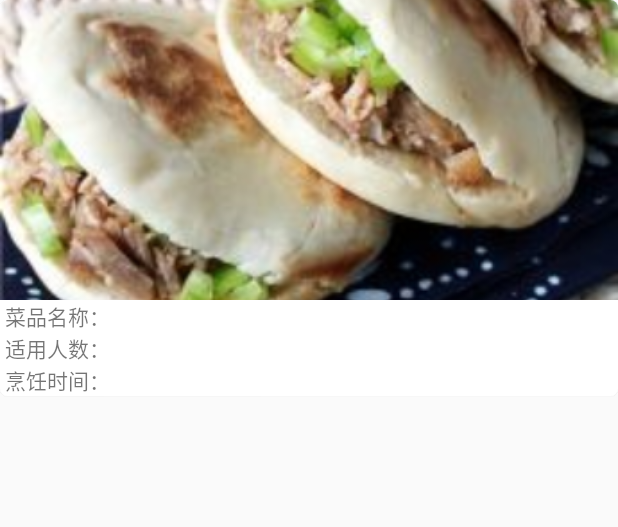
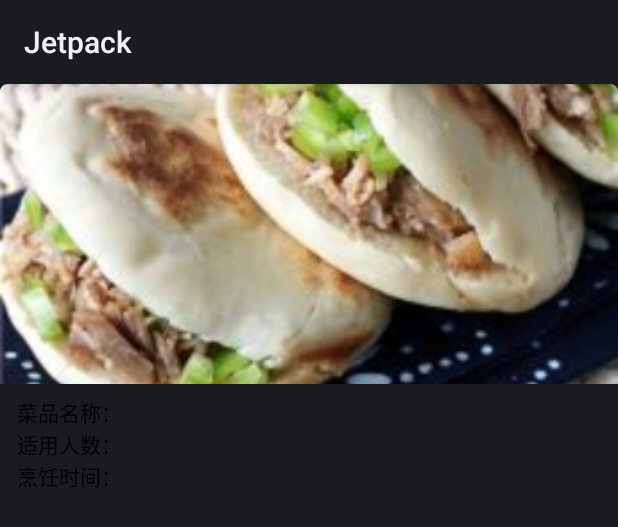
Before and after one commit to Aa136075837/MacCookBookJetpack, an Android app: the layout item_search_result.xml on its own in the app's theme, with its tools: preview values and no code run, on a phone screen of 412 x 824 dp. Shown: the top 527 px of the screen. Run offline under Robolectric (Android 15) with nearby library versions, the phone set to English and light mode, and no system bars.

Commit message:
[IMP]1.加入进度条

```diff
--- a/app/src/main/java/com/mac/macjetpackdemo/ui/detail/DetailActivity.kt
+++ b/app/src/main/java/com/mac/macjetpackdemo/ui/detail/DetailActivity.kt
@@ -1,6 +1,7 @@
 package com.mac.macjetpackdemo.ui.detail
 
 import android.os.Bundle
+import android.view.View
 import androidx.lifecycle.Observer
 import androidx.lifecycle.ViewModelProviders
 import com.bumptech.glide.Glide
@@ -38,6 +39,8 @@ class DetailActivity : BaseActivity() {
     }
 
     private fun initData(id: String) {
+        mDetailEmpty.show(true, "正在加载...", null, null, null)
+
         val liveData = detailModel?.getDetailById(id)
         liveData?.observe(this, Observer {
             if (it.status == Status.SUCCESS) {
@@ -45,6 +48,7 @@ class DetailActivity : BaseActivity() {
                     if (!process.isNullOrEmpty()) {
                         detailAdapter.setData(it.data.result)
                         Glide.with(this@DetailActivity).load(it.data.result.pic).into(mTopBg)
+                        mDetailEmpty.visibility = View.GONE
                     }
                 }
             }
--- a/app/src/main/java/com/mac/macjetpackdemo/ui/search/SearchResultActivity.kt
+++ b/app/src/main/java/com/mac/macjetpackdemo/ui/search/SearchResultActivity.kt
@@ -45,11 +45,14 @@ class SearchResultActivity : BaseActivity() {
     }
 
     private fun initData() {
+        mSearchEmpty.show(true, "正在加载...", null, null, null)
+
         val liveData = viewModel.getSearchDetail(intent.getStringExtra(KEYWORD_KEY))
 
         liveData.observe(this, Observer {
             if (it.status == Status.SUCCESS) {
                 it.data?.run {
+                    mSearchEmpty.visibility = View.GONE
                     searchResultAdapter.setData(result.list)
                 }
             } else if (it.status == Status.ERROR) {
--- a/app/src/main/java/com/mac/macjetpackdemo/util/Extend.kt
+++ b/app/src/main/java/com/mac/macjetpackdemo/util/Extend.kt
@@ -10,6 +10,7 @@ import android.view.View
 import android.view.WindowManager
 import android.widget.Toast
 import androidx.fragment.app.Fragment
+import com.qmuiteam.qmui.widget.QMUIEmptyView
 
 fun Fragment.toast(msg: String?) = Toast.makeText(activity, msg, Toast.LENGTH_SHORT).show()
 
@@ -127,3 +128,7 @@ fun Context.px2dip(px: Int): Int {
 fun Context.sp2px(sp: Int): Int {
     return (TypedValue.applyDimension(2, sp.toFloat(), resources.getDisplayMetrics()) + 0.5f).toInt()
 }
+
+fun QMUIEmptyView.show(boolean: Boolean, title: String) {
+    show(boolean, title, null, null, null)
+}
--- a/app/src/main/res/layout/item_search_result.xml
+++ b/app/src/main/res/layout/item_search_result.xml
@@ -18,19 +18,32 @@
                 android:scaleType="centerCrop"
                 android:layout_height="200dp"/>
 
+        <androidx.constraintlayout.widget.Guideline
+                android:id="@+id/ver_line"
+                android:layout_width="wrap_content"
+                android:orientation="vertical"
+                app:layout_constraintGuide_begin="8dp"
+                android:layout_height="wrap_content"/>
+
         <TextView
                 android:id="@+id/tab_name"
                 android:text="菜品名称："
                 app:layout_constraintTop_toBottomOf="@+id/mItemIv"
                 android:paddingLeft="3dp"
+                android:textColor="@android:color/black"
+                android:layout_marginTop="8dp"
+                app:layout_constraintLeft_toLeftOf="@+id/ver_line"
                 android:layout_width="wrap_content"
                 android:layout_height="wrap_content"/>
 
         <TextView
                 android:id="@+id/mFoodNameTv"
                 android:layout_width="wrap_content"
+                android:layout_marginTop="8dp"
                 app:layout_constraintTop_toBottomOf="@+id/mItemIv"
                 app:layout_constraintLeft_toRightOf="@+id/tab_name"
+                android:layout_marginRight="8dp"
+                android:lines="2"
                 android:layout_height="wrap_content"/>
 
         <TextView
@@ -38,6 +51,8 @@
                 android:text="适用人数："
                 app:layout_constraintTop_toBottomOf="@+id/tab_name"
                 android:paddingLeft="3dp"
+                android:textColor="@android:color/black"
+                app:layout_constraintLeft_toLeftOf="@+id/ver_line"
                 android:layout_width="wrap_content"
                 android:layout_height="wrap_content"/>
 
@@ -46,6 +61,8 @@
                 android:layout_width="wrap_content"
                 app:layout_constraintTop_toBottomOf="@+id/tab_name"
                 app:layout_constraintLeft_toRightOf="@+id/tab_fit_num"
+                android:layout_marginRight="8dp"
+                android:lines="2"
                 android:layout_height="wrap_content"/>
 
         <TextView
@@ -53,6 +70,8 @@
                 android:text="烹饪时间："
                 app:layout_constraintTop_toBottomOf="@+id/tab_fit_num"
                 android:paddingLeft="3dp"
+                android:textColor="@android:color/black"
+                app:layout_constraintLeft_toLeftOf="@+id/ver_line"
                 android:layout_width="wrap_content"
                 android:layout_height="wrap_content"/>
 
@@ -61,6 +80,8 @@
                 android:layout_width="wrap_content"
                 app:layout_constraintTop_toBottomOf="@+id/tab_fit_num"
                 app:layout_constraintLeft_toRightOf="@+id/tab_cook_time"
+                android:layout_marginRight="8dp"
+                android:layout_marginBottom="8dp"
                 android:layout_height="wrap_content"/>
 
     </androidx.constraintlayout.widget.ConstraintLayout>
--- a/app/src/main/res/values/styles.xml
+++ b/app/src/main/res/values/styles.xml
@@ -1,11 +1,13 @@
 <resources>
 
     <!-- Base application theme. -->
-    <style name="AppTheme" parent="Theme.AppCompat.Light.NoActionBar">
+    <style name="AppTheme" parent="QMUI.Compat">
         <!-- Customize your theme here. -->
         <item name="colorPrimary">@color/colorPrimary</item>
         <item name="colorPrimaryDark">@color/colorPrimaryDark</item>
         <item name="colorAccent">@color/colorAccent</item>
+        <item name="windowActionBar">false</item>
+        <item name="windowNoTitle">true</item>
     </style>
 
     <style name="BarTheme">
```
Also changed, not shown: app/src/main/java/com/mac/macjetpackdemo/ui/detail/DetailAdapter.kt (+3 -5 lines), app/src/main/res/layout/activity_detail.xml (+10 -0 lines), app/src/main/res/layout/activity_search_result.xml (+18 -2 lines).
